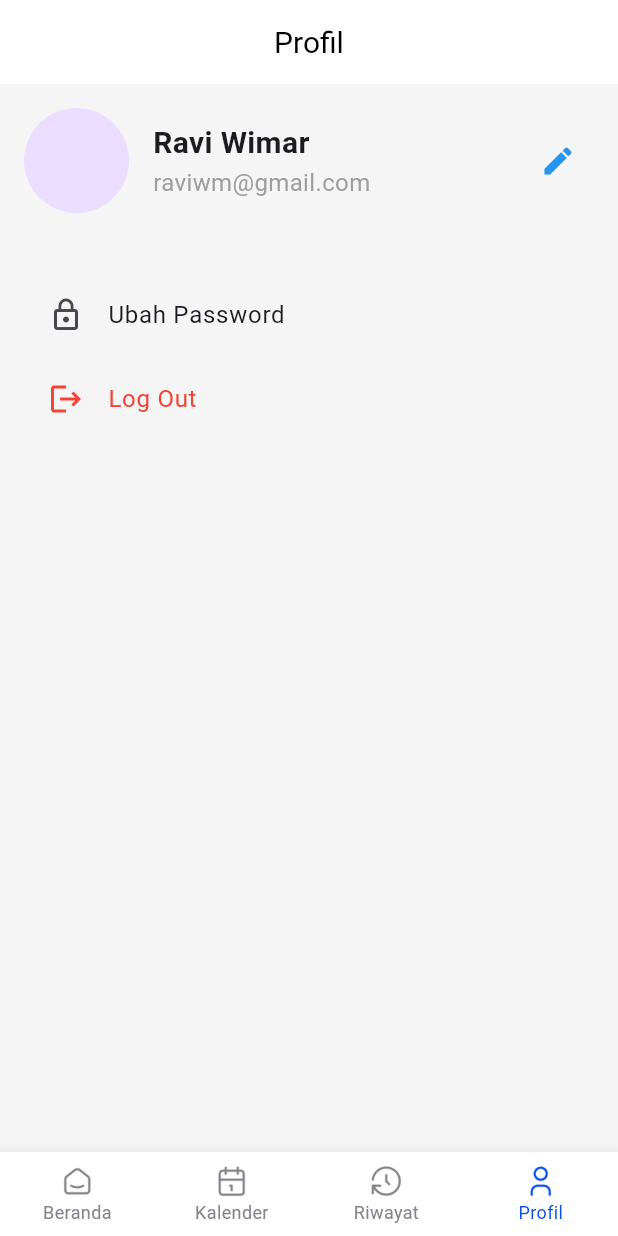
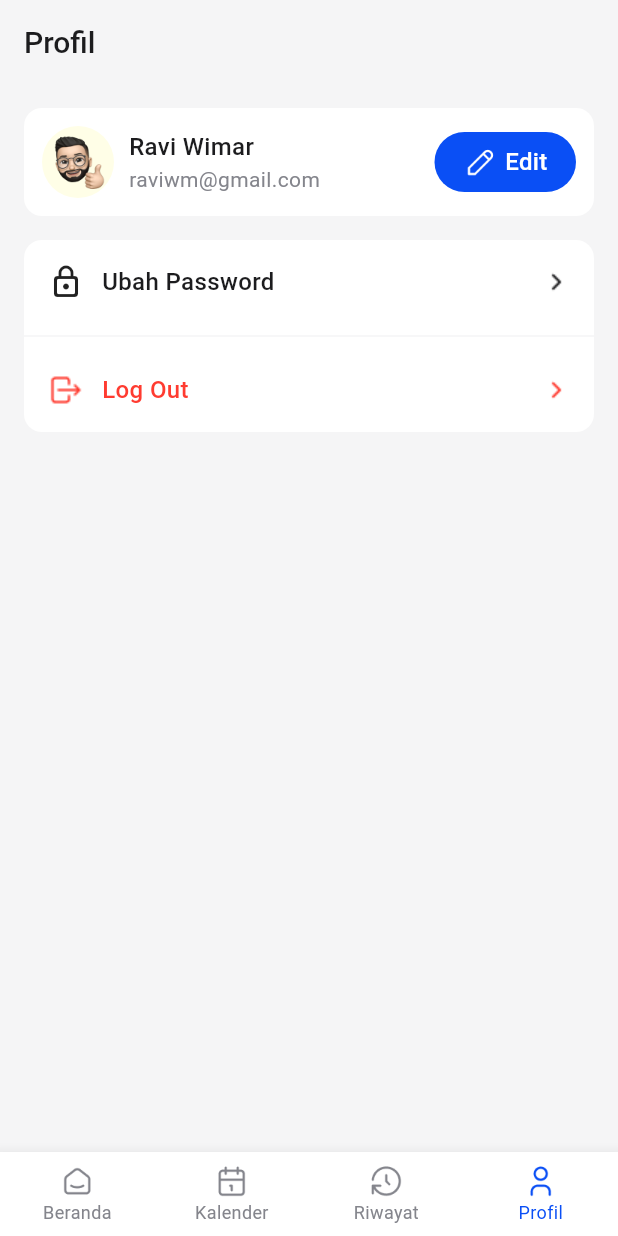
Before and after one commit to ChamillatulLuqianaAgustin/face_count, a Flutter app: the screen it shows once a user with an empty profile is signed in, item 4 of the bottom bar chosen, on a phone screen of 412 x 824 dp. Run offline on Flutter 3.47's test engine with Material 3 defaults, Android fonts, the phone set to English and light mode, and no system bars; our stand-ins replace equatable, firebase_auth, firebase_core, flutter_bloc, image_picker; accounts and stored records are empty; Roboto replaces fonts that are missing (SFProDisplay).

Commit message:
mod: profile page

```diff
--- a/lib/features/profil/profil_page.dart
+++ b/lib/features/profil/profil_page.dart
@@ -1,4 +1,6 @@
 import 'package:face_count/configs/theme.dart';
+import 'package:face_count/features/profil/edit_profile.dart';
+import 'package:face_count/widgets/custom_button.dart';
 import 'package:flutter/material.dart';
 import 'package:flutter_bloc/flutter_bloc.dart';
 
@@ -18,78 +20,139 @@ class _ProfilScreenState extends State<ProfilScreen> {
   Widget build(BuildContext context) {
     return Scaffold(
       appBar: AppBar(
-        title: const Text(
+        title: Text(
           'Profil',
-          style: TextStyle(
-            color: Colors.black,
-            fontSize: 20,
+          style: mediumTS.copyWith(fontSize: 20, color: neutral950),
         ),
-        ),
-        centerTitle: true,
-        backgroundColor: Colors.white,
+        backgroundColor: Colors.transparent,
         elevation: 0,
         iconTheme: const IconThemeData(color: Colors.black),
       ),
-      body: Padding(
-        padding: const EdgeInsets.all(16.0),
-        child: Column(
+      body: ListView(
+        padding: EdgeInsets.all(16),
         children: [
-            Row(
+          Container(
+            padding: EdgeInsets.all(12),
+            decoration: BoxDecoration(
+              borderRadius: BorderRadius.circular(12),
+              color: neutral0,
+            ),
+            child: Row(
               children: [
                 const CircleAvatar(
-                  radius: 35,
-                  // backgroundImage:
-                  //     NetworkImage('https://via.placeholder.com/150'),
+                  radius: 24,
+                  backgroundColor: yellow50,
+                  backgroundImage: AssetImage('assets/images/memoji.png'),
                 ),
-                const SizedBox(width: 16),
+                const SizedBox(
+                  width: 10,
+                ),
                 Column(
                   crossAxisAlignment: CrossAxisAlignment.start,
-                  children: const [
+                  children: [
                     Text(
                       'Ravi Wimar',
-                      style: TextStyle(
-                        fontSize: 20,
-                        fontWeight: FontWeight.bold,
-                      ),
+                      style: mediumTS.copyWith(fontSize: 16, color: neutral950),
                     ),
                     Text(
                       'raviwm@gmail.com',
-                      style: TextStyle(
-                        fontSize: 16,
-                        color: Colors.grey,
+                      style: regularTS.copyWith(color: neutral400),
+                    )
+                  ],
+                ),
+                Spacer(),
+                GestureDetector(
+                  onTap: () {
+                    Navigator.of(context).push(MaterialPageRoute(
+                      builder: (context) => const EditProfile(),
+                    ));
+                  },
+                  child: Container(
+                    padding: EdgeInsets.symmetric(vertical: 8, horizontal: 19),
+                    decoration: BoxDecoration(
+                      borderRadius: BorderRadius.circular(200),
+                      color: primaryBase,
+                    ),
+                    child: Row(
+                      children: [
+                        Image.asset(
+                          'assets/icons/edit.png',
+                          color: neutral0,
+                          width: 24,
+                        ),
+                        const SizedBox(
+                          width: 4,
+                        ),
+                        Text(
+                          'Edit',
+                          style:
+                              mediumTS.copyWith(fontSize: 16, color: neutral0),
+                        )
+                      ],
                     ),
                   ),
+                )
               ],
             ),
-                const Spacer(),
-                IconButton(
-                  icon: const Icon(Icons.edit, color: Colors.blue),
-                  onPressed: () {
-                    // Action for edit button
-                  },
           ),
+          const SizedBox(
+            height: 16,
+          ),
+          Container(
+            decoration: BoxDecoration(
+              borderRadius: BorderRadius.circular(12),
+              color: neutral0,
+            ),
+            child: Column(
+              children: [
+                Padding(
+                  padding: const EdgeInsets.all(16),
+                  child: Row(
+                    children: [
+                      Icon(Icons.lock_outline_rounded),
+                      SizedBox(
+                        width: 12,
+                      ),
+                      Text(
+                        'Ubah Password',
+                        style:
+                            mediumTS.copyWith(fontSize: 16, color: neutral950),
+                      ),
+                      Spacer(),
+                      Image.asset('assets/icons/arrow_right.png')
                     ],
                   ),
-            const SizedBox(height: 40),
-            ListTile(
-              leading: const Icon(Icons.lock_outline),
-              title: const Text('Ubah Password'),
-              onTap: () {
-                // Action for "Ubah Password"
-              },
                 ),
-            ListTile(
-              onTap: () {
-                context.read<AuthCubit>().logout();
-              },
-              leading: const Icon(Icons.logout, color: Colors.red),
-              title: const Text(
+                Divider(
+                  color: neutral50,
+                ),
+                Padding(
+                  padding: const EdgeInsets.all(16),
+                  child: Row(
+                    children: [
+                      Image.asset(
+                        'assets/icons/exit.png',
+                        color: redBase,
+                      ),
+                      SizedBox(
+                        width: 12,
+                      ),
+                      Text(
                         'Log Out',
-                style: TextStyle(color: Colors.red),
+                        style: mediumTS.copyWith(fontSize: 16, color: redBase),
                       ),
-            ),
+                      Spacer(),
+                      Image.asset(
+                        'assets/icons/arrow_right.png',
+                        color: redBase,
+                      )
                     ],
                   ),
+                )
+              ],
+            ),
+          )
+        ],
       ),
     );
   }
```
Also changed, not shown: lib/features/profil/edit_profile.dart (added, +101 -0 lines), assets/icons/arrow_right.png (added), assets/icons/camera.png (added), assets/icons/exit.png (added). Lines whose indentation alone changed are shown as unchanged.
